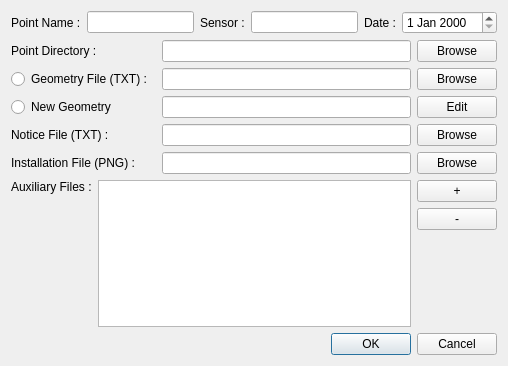
Old version of the form molonaviz/dialogimportpoint.ui in the repository SandraClodion/projet_molonaviz.
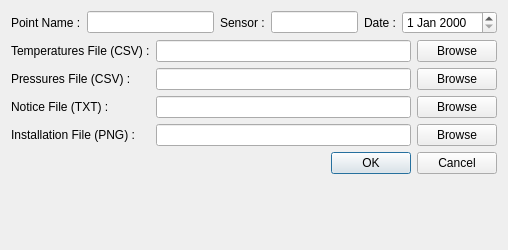
New version of the form.

What changed in the file:
```diff
--- a/molonaviz/dialogimportpoint.ui
+++ b/molonaviz/dialogimportpoint.ui
@@ -7,13 +7,19 @@
     <x>0</x>
     <y>0</y>
     <width>508</width>
-    <height>366</height>
+    <height>250</height>
    </rect>
   </property>
+  <property name="maximumSize">
+   <size>
+    <width>16777215</width>
+    <height>300</height>
+   </size>
+  </property>
   <property name="windowTitle">
    <string>Import Point Dialog</string>
   </property>
-  <layout class="QVBoxLayout" name="verticalLayout_3">
+  <layout class="QVBoxLayout" name="verticalLayout">
    <item>
     <layout class="QHBoxLayout" name="horizontalLayout">
      <item>
@@ -48,6 +54,12 @@
          <height>0</height>
         </size>
        </property>
+       <property name="maximumSize">
+        <size>
+         <width>80</width>
+         <height>16777215</height>
+        </size>
+       </property>
        <property name="readOnly">
         <bool>true</bool>
        </property>
@@ -70,149 +82,70 @@
      <item row="0" column="0">
       <widget class="QLabel" name="label_2">
        <property name="text">
-        <string>Point Directory :</string>
+        <string>Temperatures File (CSV) :</string>
        </property>
       </widget>
      </item>
+     <item row="3" column="1">
+      <widget class="QLineEdit" name="lineEditNewGeom_3"/>
+     </item>
      <item row="0" column="1">
       <widget class="QLineEdit" name="lineEditPointDir"/>
      </item>
-     <item row="0" column="2">
-      <widget class="QPushButton" name="pushButton">
+     <item row="1" column="2">
+      <widget class="QPushButton" name="pushButton_2">
        <property name="text">
         <string>Browse</string>
        </property>
       </widget>
      </item>
      <item row="1" column="0">
-      <widget class="QRadioButton" name="radioButton">
+      <widget class="QLabel" name="label_8">
        <property name="text">
-        <string>Geometry File (TXT) : </string>
+        <string>Pressures File (CSV) :</string>
        </property>
       </widget>
      </item>
      <item row="1" column="1">
       <widget class="QLineEdit" name="lineEditGeomFile"/>
      </item>
-     <item row="1" column="2">
-      <widget class="QPushButton" name="pushButton_2">
+     <item row="3" column="2">
+      <widget class="QPushButton" name="pushButton_5">
        <property name="text">
         <string>Browse</string>
        </property>
       </widget>
      </item>
-     <item row="2" column="0">
-      <widget class="QRadioButton" name="radioButton_2">
-       <property name="text">
-        <string>New Geometry</string>
-       </property>
-      </widget>
-     </item>
      <item row="2" column="1">
-      <widget class="QLineEdit" name="lineEditNewGeom"/>
+      <widget class="QLineEdit" name="lineEditNewGeom_2"/>
      </item>
-     <item row="2" column="2">
-      <widget class="QPushButton" name="pushButton_3">
-       <property name="text">
-        <string>Edit</string>
-       </property>
-      </widget>
-     </item>
-     <item row="3" column="0">
+     <item row="2" column="0">
       <widget class="QLabel" name="label_5">
        <property name="text">
         <string>Notice File (TXT) :</string>
        </property>
       </widget>
      </item>
-     <item row="3" column="1">
-      <widget class="QLineEdit" name="lineEditNewGeom_2"/>
-     </item>
-     <item row="3" column="2">
-      <widget class="QPushButton" name="pushButton_4">
-       <property name="text">
-        <string>Browse</string>
-       </property>
-      </widget>
-     </item>
-     <item row="4" column="0">
+     <item row="3" column="0">
       <widget class="QLabel" name="label_6">
        <property name="text">
         <string>Installation File (PNG) :</string>
        </property>
       </widget>
      </item>
-     <item row="4" column="1">
-      <widget class="QLineEdit" name="lineEditNewGeom_3"/>
-     </item>
-     <item row="4" column="2">
-      <widget class="QPushButton" name="pushButton_5">
+     <item row="2" column="2">
+      <widget class="QPushButton" name="pushButton_4">
        <property name="text">
         <string>Browse</string>
        </property>
       </widget>
      </item>
-    </layout>
-   </item>
-   <item>
-    <layout class="QHBoxLayout" name="horizontalLayout_2">
-     <item>
-      <layout class="QVBoxLayout" name="verticalLayout_2">
-       <item>
-        <widget class="QLabel" name="label_7">
-         <property name="text">
-          <string>Auxiliary Files :</string>
-         </property>
-        </widget>
-       </item>
-       <item>
-        <spacer name="verticalSpacer_2">
-         <property name="orientation">
-          <enum>Qt::Vertical</enum>
-         </property>
-         <property name="sizeHint" stdset="0">
-          <size>
-           <width>20</width>
-           <height>40</height>
-          </size>
-         </property>
-        </spacer>
-       </item>
-      </layout>
-     </item>
-     <item>
-      <widget class="QListWidget" name="listWidget"/>
-     </item>
-     <item>
-      <layout class="QVBoxLayout" name="verticalLayout">
-       <item>
-        <widget class="QPushButton" name="pushButton_6">
-         <property name="text">
-          <string>+</string>
-         </property>
-        </widget>
-       </item>
-       <item>
-        <widget class="QPushButton" name="pushButton_7">
-         <property name="text">
-          <string>-</string>
-         </property>
-        </widget>
-       </item>
-       <item>
-        <spacer name="verticalSpacer">
-         <property name="orientation">
-          <enum>Qt::Vertical</enum>
-         </property>
-         <property name="sizeHint" stdset="0">
-          <size>
-           <width>20</width>
-           <height>40</height>
-          </size>
-         </property>
-        </spacer>
-       </item>
-      </layout>
+     <item row="0" column="2">
+      <widget class="QPushButton" name="pushButton">
+       <property name="text">
+        <string>Browse</string>
+       </property>
+      </widget>
      </item>
     </layout>
    </item>
@@ -243,6 +176,19 @@
      </item>
     </layout>
    </item>
+   <item>
+    <spacer name="verticalSpacer">
+     <property name="orientation">
+      <enum>Qt::Vertical</enum>
+     </property>
+     <property name="sizeHint" stdset="0">
+      <size>
+       <width>20</width>
+       <height>40</height>
+      </size>
+     </property>
+    </spacer>
+   </item>
   </layout>
  </widget>
  <resources/>
```
